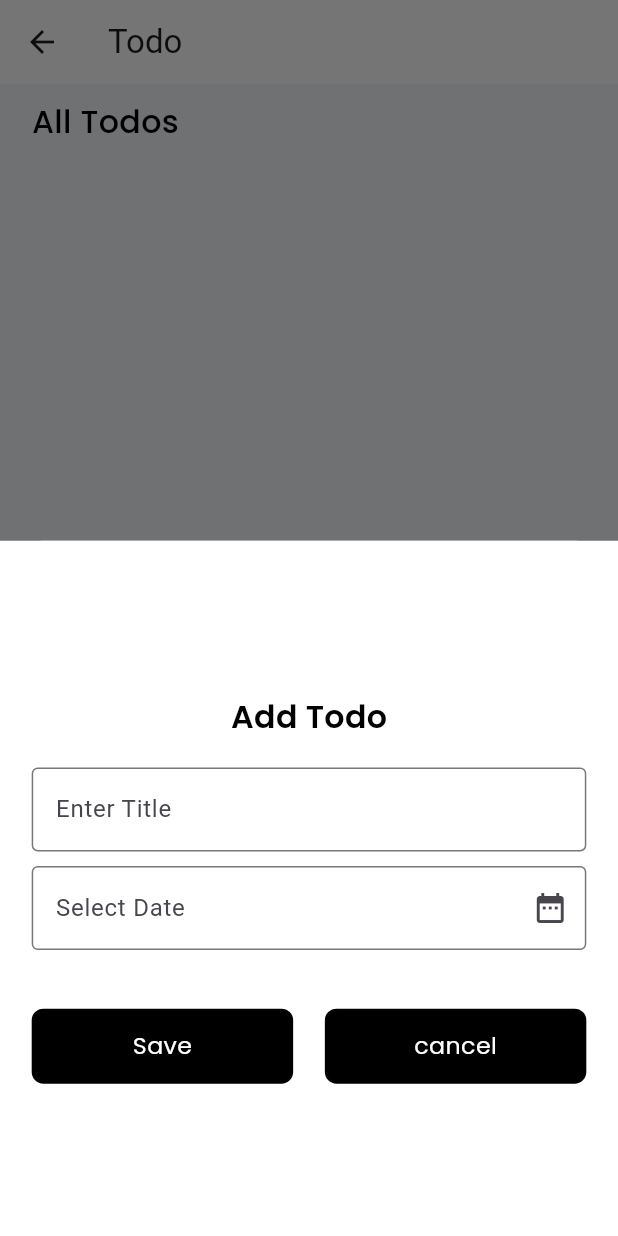
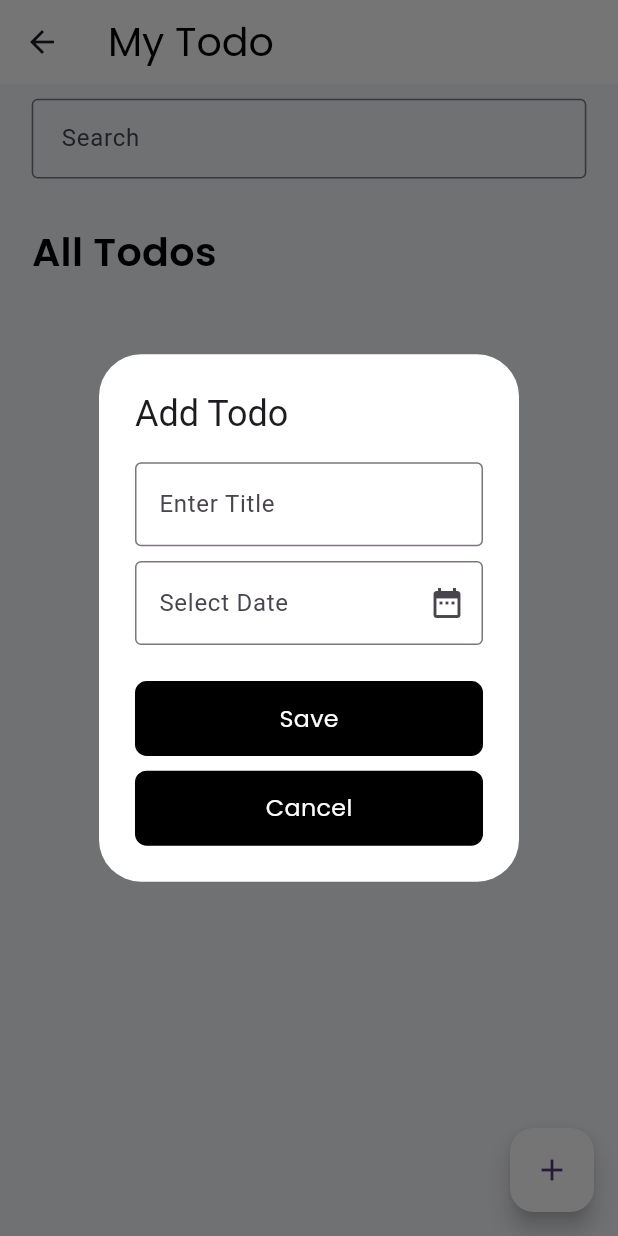
Before and after one commit to Nihala163/edulive, a Flutter app: the AddTodo screen opened directly, after a tap on the "add" icon, on a phone screen of 412 x 824 dp. Run offline on Flutter 3.47's test engine with Material 3 defaults, Android fonts, the phone set to English and light mode, and no system bars; our stand-ins replace carousel_slider, cloud_firestore, dropdown_button2, file_picker, firebase_auth, firebase_core and 12 more; missing offline and left inert: syncfusion_flutter_pdfviewer; accounts and stored records are empty; network calls fail.

Commit message:
eight commit

```diff
--- a/lib/todo/todo.dart
+++ b/lib/todo/todo.dart
@@ -26,7 +26,11 @@ class _AddTodoState extends State<AddTodo> {
       backgroundColor: whiteone,
       appBar: AppBar(
         backgroundColor: white,
-        title: Text("Todo "),
+        title: AppText(
+            text: "My Todo",
+            weight: FontWeight.w400,
+            size: 25,
+            textcolor: customBalck),
       ),
       body: Padding(
         padding: EdgeInsets.symmetric(horizontal: 20.w),
@@ -35,12 +39,24 @@ class _AddTodoState extends State<AddTodo> {
             SizedBox(
               height: 10.h,
             ),
+            TextFormField(
+              controller: todotitle,
+              decoration: InputDecoration(
+                  contentPadding:
+                      EdgeInsets.symmetric(vertical: 15.h, horizontal: 15.w),
+                  hintText: "Search ",
+                  border: OutlineInputBorder(
+                      borderSide: BorderSide(color: Colors.grey.shade500))),
+            ),
+            SizedBox(
+              height: 30,
+            ),
             const Align(
                 alignment: Alignment.bottomLeft,
                 child: AppText(
                     text: "All Todos",
-                    weight: FontWeight.w500,
-                    size: 20,
+                    weight: FontWeight.w600,
+                    size: 25,
                     textcolor: customBalck)),
             const SizedBox(
               height: 20,
@@ -62,19 +78,28 @@ class _AddTodoState extends State<AddTodo> {
                         return Padding(
                           padding: const EdgeInsets.only(top: 10).r,
                           child: ListTile(
+                            shape: OutlineInputBorder(
+                                borderRadius: BorderRadius.circular(10.r),
+                                borderSide:
+                                    BorderSide(color: Colors.transparent)),
                             title: Text(
                               Data[index]['Title'],
                             ),
                             subtitle: Text(Data[index]['Date']),
                             tileColor: Colors.grey.shade300,
-                            trailing: InkWell(
+                            trailing: Container(decoration: BoxDecoration(borderRadius: BorderRadius.circular(10.r),color: Colors.greenAccent,),
+                              child: Padding(
+                                padding: const EdgeInsets.all(8.0),
+                                child: InkWell(
                                     onTap: () {
                                       Data[index].reference.delete();
                                     },
                                     child: const Icon(
                                       Icons.delete,
-                                  color: customBalck,
+                                      color: whiteone,
                                     )),
+                              ),
+                            ),
                           ),
                         );
                       },
@@ -87,83 +112,7 @@ class _AddTodoState extends State<AddTodo> {
       ),
       floatingActionButton: FloatingActionButton(
         onPressed: () {
-          showModalBottomSheet<void>(
-            context: context,
-            builder: (BuildContext context) {
-              return Container(
-                height: 600.h,
-                color: Colors.white,
-                child: Padding(
-                  padding: EdgeInsets.symmetric(horizontal: 20.w),
-                  child: Column(
-                    mainAxisAlignment: MainAxisAlignment.center,
-                    mainAxisSize: MainAxisSize.min,
-                    children: <Widget>[
-                      const AppText(
-                          text: "Add Todo",
-                          weight: FontWeight.w600,
-                          size: 20,
-                          textcolor: customBalck),
-                      SizedBox(
-                        height: 20.h,
-                      ),
-                      TextFormField(
-                        controller: todotitle,
-                        decoration: const InputDecoration(
-                            hintText: "Enter Title",
-                            border: OutlineInputBorder()),
-                      ),
-                      SizedBox(
-                        height: 10.h,
-                      ),
-                      TextFormField(
-                        controller: dateController,
-                        decoration: InputDecoration(
-                            hintText: "Select Date",
-                            suffixIcon: InkWell(
-                                onTap: () {
-                                  pickDate(context);
-                                },
-                                child: const Icon(Icons.date_range)),
-                            border: const OutlineInputBorder()),
-                      ),
-                      SizedBox(
-                        width: 20.w,
-                      ),
-                      SizedBox(
-                        height: 40.h,
-                      ),
-                      Row(
-                        children: [
-                          Expanded(
-                              child: MyButton(
-                                  btnname: "Save",
-                                  btncolor: customBalck,
-                                  click: () {
-                                    addTodo();
-                                  },
-                                  bordercolor: customBalck,
-                                  txtcolor: white)),
-                          SizedBox(
-                            width: 20.w,
-                          ),
-                          Expanded(
-                              child: MyButton(
-                                  btnname: "cancel",
-                                  btncolor: customBalck,
-                                  click: () {
-                                    Navigator.pop(context);
-                                  },
-                                  bordercolor: customBalck,
-                                  txtcolor: white)),
-                        ],
-                      ),
-                    ],
-                  ),
-                ),
-              );
-            },
-          );
+          _showMyDialog();
         },
         backgroundColor: white,
         child: const Icon(Icons.add),
@@ -180,7 +129,8 @@ class _AddTodoState extends State<AddTodo> {
       setState(() {
         selectdate = date;
       });
-      dateController.text = DateFormat.yMd().format(selectdate!).toString();
+      dateController.text =
+          DateFormat('dd/MM/yy').format(selectdate!).toString();
     }
   }
 
@@ -193,6 +143,69 @@ class _AddTodoState extends State<AddTodo> {
 
     todotitle.clear();
     dateController.clear();
+  }
+
+  Future<void> _showMyDialog() async {
+    return showDialog<void>(
+      context: context,
+      barrierDismissible: false, // user must tap button!
+      builder: (BuildContext context) {
+        return AlertDialog(
+          backgroundColor: white,
+          title: const Text('Add Todo'),
+          content: SingleChildScrollView(
+            child: ListBody(
+              children: <Widget>[
+                TextFormField(
+                  controller: todotitle,
+                  decoration: const InputDecoration(
+                      hintText: "Enter Title", border: OutlineInputBorder()),
+                ),
+                SizedBox(
+                  height: 10.h,
+                ),
+                TextFormField(
+                  readOnly: true,
+                  controller: dateController,
+                  decoration: InputDecoration(
+                      hintText: "Select Date",
+                      suffixIcon: InkWell(
+                          onTap: () {
+                            pickDate(context);
+                          },
+                          child: const Icon(Icons.date_range)),
+                      border: const OutlineInputBorder()),
+                ),
+                SizedBox(
+                  width: 20.w,
+                ),
+              ],
+            ),
+          ),
+          actions: <Widget>[
+            MyButton(
+                btnname: "Save",
+                btncolor: customBalck,
+                click: () {
+                  addTodo();
+                },
+                bordercolor: customBalck,
+                txtcolor: white),
+            SizedBox(
+              height: 10.h,
+            ),
+            MyButton(
+                btnname: "Cancel",
+                btncolor: customBalck,
+                click: () {
+                  Navigator.pop(context);
+                },
+                bordercolor: customBalck,
+                txtcolor: white)
+          ],
+        );
+      },
+    );
   }
 }
 
```
Lines whose indentation alone changed are shown as unchanged.
